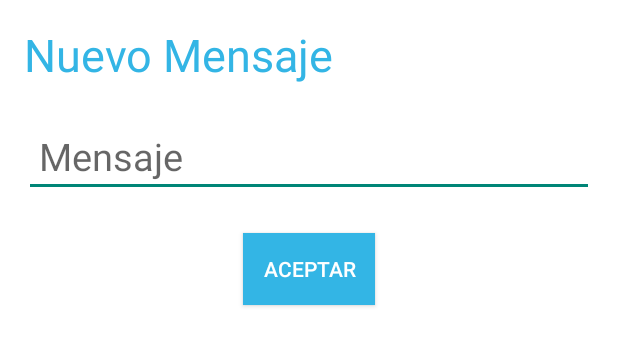
After one commit to ceronvgabriel/TableroElectronico, an Android app: the layout dialog_text.xml on its own in the app's theme, with its tools: preview values and no code run, on a phone screen of 412 x 824 dp. The commit adds this screen. Shown: the top 346 px of the screen. Run offline under Robolectric (Android 15) with nearby library versions, the phone set to English and light mode, and no system bars.

Commit message:
Dialogos Listos

```diff
--- a/app/src/main/java/com/example/javierviveros/tableroelectronico/SpeedDialog.java
+++ b/app/src/main/java/com/example/javierviveros/tableroelectronico/SpeedDialog.java
@@ -32,6 +32,7 @@ public class SpeedDialog extends DialogFragment {
                     @Override
                     public void onClick(DialogInterface dialogInterface, int i) {
                         msgToast("Velocidad "+ velocids[i] +" Seleccionada");
+                        dialogInterface.cancel();
                     }
                 });
 
--- /dev/null
+++ b/app/src/main/res/layout/dialog_text.xml
@@ -0,0 +1,48 @@
+<?xml version="1.0" encoding="utf-8"?>
+<LinearLayout xmlns:android="http://schemas.android.com/apk/res/android"
+    android:orientation="vertical"
+    android:layout_width="match_parent"
+    android:layout_height="match_parent"
+    android:paddingLeft="@dimen/activity_horizontal_margin"
+    android:paddingRight="@dimen/activity_horizontal_margin"
+    android:paddingTop="@dimen/activity_vertical_margin"
+    android:paddingBottom="@dimen/activity_vertical_margin"
+    android:background="@android:color/white">
+
+    <TextView
+        android:id="@+id/title"
+        android:layout_width="wrap_content"
+        android:layout_height="wrap_content"
+        android:textColor="@android:color/holo_blue_light"
+        android:text="@string/newMsg"
+        android:textSize="30sp"
+        />
+
+    <Space
+        android:layout_width="match_parent"
+        android:layout_height="20sp" />
+
+    <EditText
+        android:id="@+id/msg_input"
+        android:layout_width="match_parent"
+        android:layout_height="wrap_content"
+        android:hint="@string/msgHint"
+        android:textSize="25sp"
+        android:padding="@dimen/abc_edit_text_inset_top_material"
+        android:textAppearance="?android:attr/textAppearanceMedium"
+        />
+
+    <Space
+        android:layout_width="match_parent"
+        android:layout_height="24sp" />
+
+    <Button
+        android:id="@+id/ok_boton"
+        android:layout_width="wrap_content"
+        android:layout_height="wrap_content"
+        android:text="@string/ok"
+        android:background="@android:color/holo_blue_light"
+        android:textColor="@android:color/white"
+        android:layout_gravity="center"/>
+
+</LinearLayout>
--- a/app/src/main/res/values/strings.xml
+++ b/app/src/main/res/values/strings.xml
@@ -10,8 +10,12 @@
     <string name="estado">Estado</string>
     <string name="buttonSent">Enviar</string>
 
+    <string name="newMsg">Nuevo Mensaje</string>
+    <string name="selectSpeed">Velocidad del Mensaje</string>
+    <string name="selectDirection">Direccion del Mensaje</string>
 
-    <string name="selectSpeed">Velocidad del Mensaje</string>
+    <string name="msgHint">Mensaje</string>
+    <string name="ok">Aceptar</string>
 
     <string-array name="speedItems">
         <item>Muy Baja</item>
@@ -20,5 +24,10 @@
         <item>Alta</item>
     </string-array>
 
+    <string-array name="directionItems">
+        <item>Izquierda</item>
+        <item>Derecha</item>
+    </string-array>
+
 
 </resources>
```
Also changed, not shown: app/src/main/java/com/example/javierviveros/tableroelectronico/DirectionDialog.java (+30 -0 lines), app/src/main/java/com/example/javierviveros/tableroelectronico/TextDialog.java (+36 -0 lines), app/src/main/res/layout/fragment_direction.xml (deleted, +0 -10 lines), app/src/main/res/layout/fragment_speed.xml (deleted, +0 -10 lines), app/src/main/res/layout/fragment_text.xml (deleted, +0 -10 lines).
